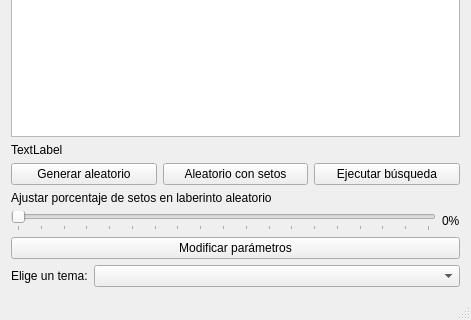
Before: the Qt Designer form Implementación Gráfica 1/hp_mdl/ventanaprincipal.ui in Rafaherrero/ia, drawn with Qt 5; both pictures show x 0 to 471 and y 220 to 540 of the 471 by 540 pixel window.
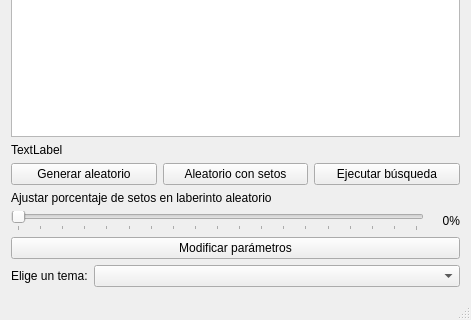
After: the same form once the commit is applied.

Commit message: Arreglado contador slider y añadida nueva versión de interfaz

Patch:
```diff
--- a/Implementación Gráfica 1/hp_mdl/ventanaprincipal.ui
+++ b/Implementación Gráfica 1/hp_mdl/ventanaprincipal.ui
@@ -156,9 +156,30 @@
       </item>
       <item>
        <widget class="QLabel" name="porcentaje_seto">
+        <property name="sizePolicy">
+         <sizepolicy hsizetype="Minimum" vsizetype="Preferred">
+          <horstretch>0</horstretch>
+          <verstretch>0</verstretch>
+         </sizepolicy>
+        </property>
+        <property name="minimumSize">
+         <size>
+          <width>30</width>
+          <height>0</height>
+         </size>
+        </property>
+        <property name="layoutDirection">
+         <enum>Qt::LeftToRight</enum>
+        </property>
         <property name="text">
          <string>0%</string>
         </property>
+        <property name="textFormat">
+         <enum>Qt::AutoText</enum>
+        </property>
+        <property name="alignment">
+         <set>Qt::AlignRight|Qt::AlignTrailing|Qt::AlignVCenter</set>
+        </property>
        </widget>
       </item>
      </layout>
```
Left out of the diff: 2 changed lines with no effect on the pictures.
